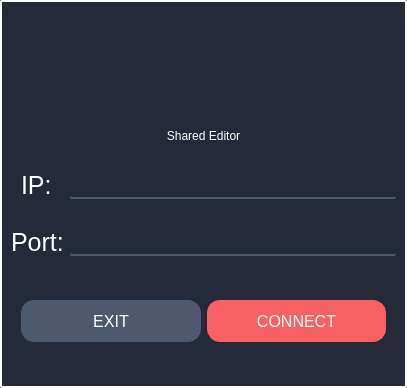
This is src/client/gui/ui/dialog_connect.ui in aleoli/Shared-Editor as Qt 5 draws it before an edit. The edited form follows.
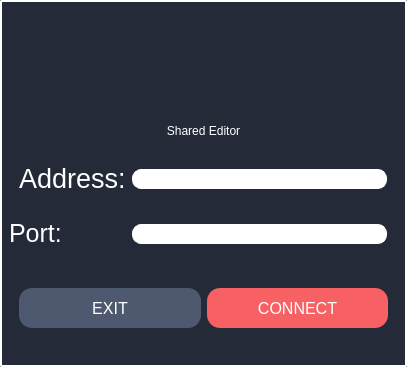
This is the edited form. Icons and pictures are not drawn.

Commit message:
Editor updates & Connect window (#123)
* connect MainWindow

* allineato le due label

* label nominate

* caricato GIF

* set filename on change

* FileInfo dialog skeleton

* Connect window with AUTO_CONNECT option

* update dialogs & res

* fileInfo

* Improve connect

```diff
--- a/src/client/gui/ui/dialog_connect.ui
+++ b/src/client/gui/ui/dialog_connect.ui
@@ -1,29 +1,101 @@
 <?xml version="1.0" encoding="UTF-8"?>
 <ui version="4.0">
  <class>Connect</class>
- <widget class="QWidget" name="Connect">
+ <widget class="QMainWindow" name="Connect">
   <property name="geometry">
    <rect>
     <x>0</x>
     <y>0</y>
     <width>407</width>
-    <height>388</height>
+    <height>367</height>
    </rect>
   </property>
+  <property name="minimumSize">
+   <size>
+    <width>407</width>
+    <height>367</height>
+   </size>
+  </property>
+  <property name="maximumSize">
+   <size>
+    <width>407</width>
+    <height>367</height>
+   </size>
+  </property>
   <property name="windowTitle">
-   <string>Connect</string>
-  </property>
-  <property name="windowOpacity">
-   <double>1.000000000000000</double>
+   <string>Shared Editor</string>
   </property>
   <property name="styleSheet">
-   <string notr="true">QWidget{
+   <string notr="true">QMainWindow{
 	background: #242A38;
 	border: 2px solid white;
 	border-radius: 2px;
 }</string>
   </property>
+  <widget class="QWidget" name="container">
   <layout class="QGridLayout" name="gridLayout">
+    <item row="2" column="0">
+     <widget class="QLabel" name="title_port">
+      <property name="enabled">
+       <bool>true</bool>
+      </property>
+      <property name="minimumSize">
+       <size>
+        <width>0</width>
+        <height>0</height>
+       </size>
+      </property>
+      <property name="styleSheet">
+       <string notr="true">QLabel{
+border: 0px solid none;
+color: white;
+font-size: 25px;
+qproperty-alignment: 'AlignRight|AlignVCenter';
+}</string>
+      </property>
+      <property name="text">
+       <string>Port:</string>
+      </property>
+      <property name="textFormat">
+       <enum>Qt::AutoText</enum>
+      </property>
+      <property name="textInteractionFlags">
+       <set>Qt::LinksAccessibleByMouse|Qt::TextSelectableByKeyboard|Qt::TextSelectableByMouse</set>
+      </property>
+     </widget>
+    </item>
+    <item row="1" column="1">
+     <widget class="QLineEdit" name="ledit_IP">
+      <property name="sizePolicy">
+       <sizepolicy hsizetype="Expanding" vsizetype="Fixed">
+        <horstretch>0</horstretch>
+        <verstretch>0</verstretch>
+       </sizepolicy>
+      </property>
+      <property name="minimumSize">
+       <size>
+        <width>0</width>
+        <height>0</height>
+       </size>
+      </property>
+      <property name="styleSheet">
+       <string notr="true">QLineEdit{
+background: white;
+border:1px solid white;
+border-radius: 9px;
+padding: 1 10px;
+color: #242A38;
+margin-right: 11px;
+margin-top: 2px;
+selection-background-color: #f76163;
+}
+</string>
+      </property>
+      <property name="text">
+       <string/>
+      </property>
+     </widget>
+    </item>
    <item row="3" column="0" colspan="2">
     <layout class="QHBoxLayout" name="buttons">
      <property name="leftMargin">
@@ -117,11 +189,40 @@
      </item>
     </layout>
    </item>
+    <item row="2" column="1">
+     <widget class="QLineEdit" name="ledit_Port">
+      <property name="sizePolicy">
+       <sizepolicy hsizetype="Preferred" vsizetype="Fixed">
+        <horstretch>0</horstretch>
+        <verstretch>0</verstretch>
+       </sizepolicy>
+      </property>
+      <property name="styleSheet">
+       <string notr="true">QLineEdit{
+background: white;
+border:1px solid white;
+border-radius: 9px;
+padding: 1 10px;
+color: #242A38;
+margin-right: 11px;
+margin-top: 2px;
+selection-background-color: #f76163;
+}
+</string>
+      </property>
+     </widget>
+    </item>
    <item row="1" column="0">
     <widget class="QLabel" name="title_IP">
      <property name="enabled">
       <bool>true</bool>
      </property>
+      <property name="sizePolicy">
+       <sizepolicy hsizetype="Preferred" vsizetype="Preferred">
+        <horstretch>0</horstretch>
+        <verstretch>0</verstretch>
+       </sizepolicy>
+      </property>
      <property name="minimumSize">
       <size>
        <width>0</width>
@@ -132,12 +233,12 @@
       <string notr="true">QLabel{
 border: 0px solid none;
 color: white;
-font-size: 25px;
-qproperty-alignment: 'AlignRight|AlignVCenter';
+font-size: 27px;
+qproperty-alignment: 'AlignLeft|AlignVCenter';
 }</string>
      </property>
      <property name="text">
-      <string>IP:</string>
+       <string>Address:</string>
      </property>
      <property name="margin">
       <number>0</number>
@@ -147,36 +248,6 @@
      </property>
     </widget>
    </item>
-   <item row="2" column="0">
-    <widget class="QLabel" name="title_port">
-     <property name="enabled">
-      <bool>true</bool>
-     </property>
-     <property name="minimumSize">
-      <size>
-       <width>0</width>
-       <height>0</height>
-      </size>
-     </property>
-     <property name="styleSheet">
-      <string notr="true">QLabel{
-border: 0px solid none;
-color: white;
-font-size: 25px;
-qproperty-alignment: 'AlignRight|AlignVCenter';
-}</string>
-     </property>
-     <property name="text">
-      <string>Port:</string>
-     </property>
-     <property name="textFormat">
-      <enum>Qt::AutoText</enum>
-     </property>
-     <property name="textInteractionFlags">
-      <set>Qt::LinksAccessibleByMouse|Qt::TextSelectableByKeyboard|Qt::TextSelectableByMouse</set>
-     </property>
-    </widget>
-   </item>
    <item row="0" column="0" colspan="2">
     <widget class="QPushButton" name="logo">
      <property name="minimumSize">
@@ -208,37 +279,16 @@
      </property>
     </widget>
    </item>
-   <item row="1" column="1">
-    <widget class="QLineEdit" name="ledit_IP">
-     <property name="styleSheet">
-      <string notr="true">QLineEdit{
-border: 0px solid none;
-color: white;
-font-size: 20px;
-border-bottom: 2px solid #4E596F;
-}
-</string>
-     </property>
-     <property name="text">
-      <string/>
-     </property>
-    </widget>
-   </item>
-   <item row="2" column="1">
-    <widget class="QLineEdit" name="ledit_Port">
-     <property name="styleSheet">
-      <string notr="true">QLineEdit{
-border: 0px solid none;
-color: white;
-font-size: 20px;
-border-bottom: 2px solid #4E596F;
-}
-</string>
-     </property>
-    </widget>
-   </item>
-  </layout>
- </widget>
+   </layout>
+  </widget>
+ </widget>
+ <tabstops>
+  <tabstop>ledit_IP</tabstop>
+  <tabstop>ledit_Port</tabstop>
+  <tabstop>btn_yes</tabstop>
+  <tabstop>btn_no</tabstop>
+  <tabstop>logo</tabstop>
+ </tabstops>
  <resources>
   <include location="resources/res.qrc"/>
  </resources>
```
Lines whose indentation alone changed are shown as unchanged. The commit also changes 20 other files.
